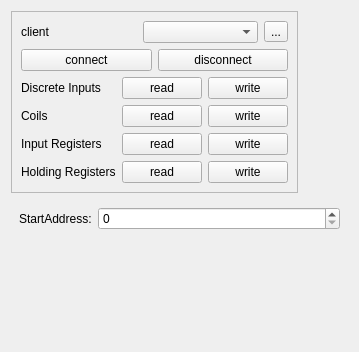
Old version of the form Qt/my_programm/MODBUS/lib/MODBUS_client/src/ui/modbus_client.ui in the repository RinatB2017/mega_GIT.
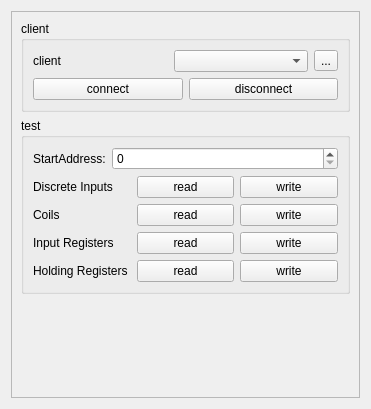
New version of the form.

Patch:
```diff
--- a/Qt/my_programm/MODBUS/lib/MODBUS_client/src/ui/modbus_client.ui
+++ b/Qt/my_programm/MODBUS/lib/MODBUS_client/src/ui/modbus_client.ui
@@ -6,8 +6,8 @@
    <rect>
     <x>0</x>
     <y>0</y>
-    <width>359</width>
-    <height>352</height>
+    <width>371</width>
+    <height>409</height>
    </rect>
   </property>
   <property name="windowTitle">
@@ -16,12 +16,6 @@
   <layout class="QVBoxLayout" name="verticalLayout_3">
    <item>
     <widget class="QFrame" name="frame">
-     <property name="sizePolicy">
-      <sizepolicy hsizetype="Fixed" vsizetype="Fixed">
-       <horstretch>0</horstretch>
-       <verstretch>0</verstretch>
-      </sizepolicy>
-     </property>
      <property name="frameShape">
       <enum>QFrame::StyledPanel</enum>
      </property>
@@ -30,6 +24,12 @@
      </property>
      <layout class="QVBoxLayout" name="verticalLayout_2">
       <item>
+       <widget class="QGroupBox" name="groupBox">
+        <property name="title">
+         <string>client</string>
+        </property>
+        <layout class="QVBoxLayout" name="verticalLayout">
+         <item>
        <layout class="QHBoxLayout" name="horizontalLayout">
         <item>
          <widget class="QLabel" name="label">
@@ -68,6 +68,35 @@
         </item>
        </layout>
       </item>
+        </layout>
+       </widget>
+      </item>
+      <item>
+       <widget class="QGroupBox" name="groupBox_2">
+        <property name="title">
+         <string>test</string>
+        </property>
+        <layout class="QVBoxLayout" name="verticalLayout_4">
+         <item>
+          <layout class="QHBoxLayout" name="horizontalLayout_2">
+           <item>
+            <widget class="QLabel" name="label_6">
+             <property name="sizePolicy">
+              <sizepolicy hsizetype="Fixed" vsizetype="Preferred">
+               <horstretch>0</horstretch>
+               <verstretch>0</verstretch>
+              </sizepolicy>
+             </property>
+             <property name="text">
+              <string>StartAddress:</string>
+             </property>
+            </widget>
+           </item>
+           <item>
+            <widget class="QSpinBox" name="sb_start_address"/>
+           </item>
+          </layout>
+         </item>
       <item>
        <layout class="QGridLayout" name="gridLayout_2">
         <item row="4" column="2">
@@ -159,38 +188,6 @@
      </layout>
     </widget>
    </item>
-   <item>
-    <layout class="QHBoxLayout" name="horizontalLayout_2">
-     <property name="leftMargin">
-      <number>8</number>
-     </property>
-     <property name="topMargin">
-      <number>8</number>
-     </property>
-     <property name="rightMargin">
-      <number>8</number>
-     </property>
-     <property name="bottomMargin">
-      <number>8</number>
-     </property>
-     <item>
-      <widget class="QLabel" name="label_6">
-       <property name="sizePolicy">
-        <sizepolicy hsizetype="Fixed" vsizetype="Preferred">
-         <horstretch>0</horstretch>
-         <verstretch>0</verstretch>
-        </sizepolicy>
-       </property>
-       <property name="text">
-        <string>StartAddress:</string>
-       </property>
-      </widget>
-     </item>
-     <item>
-      <widget class="QSpinBox" name="sb_start_address"/>
-     </item>
-    </layout>
-   </item>
    <item>
     <spacer name="verticalSpacer">
      <property name="orientation">
@@ -206,6 +203,9 @@
    </item>
   </layout>
  </widget>
+   </item>
+  </layout>
+ </widget>
  <tabstops>
   <tabstop>cb_port</tabstop>
   <tabstop>btn_refresh</tabstop>
```
Left out of the diff: 1 changed line with no effect on the pictures. Lines whose indentation alone changed are shown as unchanged.
